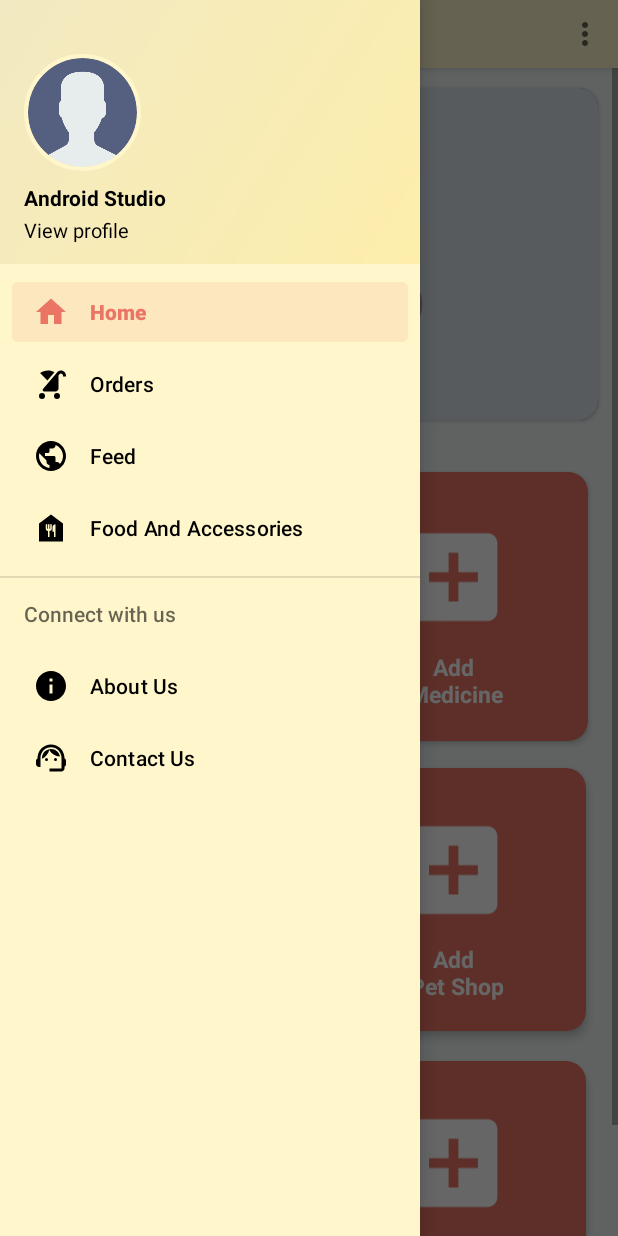
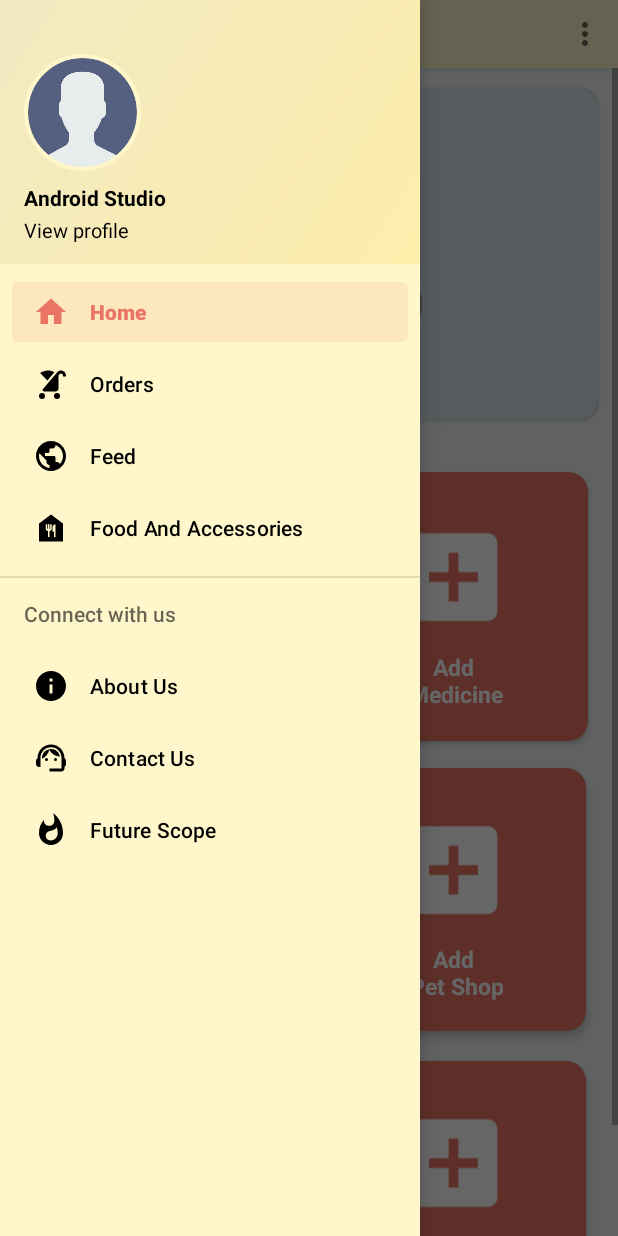
Before and after one commit to excptional/Woof, an Android app: the SellerActivity screen opened directly, with no data from a screen before it, with the side drawer open, on a phone screen of 412 x 824 dp. Run offline under Robolectric (Android 15) with nearby library versions, the phone set to English and light mode, and no system bars; our stand-ins replace CircleImageView, Firebase (no records; nobody signed in at launch, a user with empty details on screens opened directly), navigation-ui, sdp/ssp sizes; libraries missing offline, so code that uses them is left out: com.denzcoskun.imageslider; plain views replace ImageSlider; pictures from the network do not load.

Commit message:
add future scope fragment

```diff
--- a/app/src/main/java/com/example/woof/UserActivities/DoctorActivity.kt
+++ b/app/src/main/java/com/example/woof/UserActivities/DoctorActivity.kt
@@ -69,7 +69,8 @@ class DoctorActivity : AppCompatActivity() {
                 R.id.nav_pet_shop_and_kennel,
                 R.id.nav_medicines,
                 R.id.nav_about_us,
-                R.id.nav_contact_us
+                R.id.nav_contact_us,
+                R.id.nav_future_scope
             ), drawerLayout
         )
         setupActionBarWithNavController(navController, appBarConfiguration)
--- a/app/src/main/java/com/example/woof/UserActivities/NormalUserActivity.kt
+++ b/app/src/main/java/com/example/woof/UserActivities/NormalUserActivity.kt
@@ -67,7 +67,8 @@ class NormalUserActivity : AppCompatActivity() {
                 R.id.nav_hospitals_and_clinics,
                 R.id.nav_medicines,
                 R.id.nav_about_us,
-                R.id.nav_contact_us
+                R.id.nav_contact_us,
+                R.id.nav_future_scope
             ), drawerLayout
         )
         setupActionBarWithNavController(navController, appBarConfiguration)
--- a/app/src/main/java/com/example/woof/UserActivities/SellerActivity.kt
+++ b/app/src/main/java/com/example/woof/UserActivities/SellerActivity.kt
@@ -65,7 +65,8 @@ class SellerActivity : AppCompatActivity() {
                 R.id.nav_feed,
                 R.id.nav_food_and_accessories,
                 R.id.nav_about_us,
-                R.id.nav_contact_us
+                R.id.nav_contact_us,
+                R.id.nav_future_scope
             ), drawerLayout
         )
         setupActionBarWithNavController(navController, appBarConfiguration)
--- /dev/null
+++ b/app/src/main/res/drawable/futurescope.xml
@@ -0,0 +1,5 @@
+<vector android:height="24dp" android:tint="#000000"
+    android:viewportHeight="24" android:viewportWidth="24"
+    android:width="24dp" xmlns:android="http://schemas.android.com/apk/res/android">
+    <path android:fillColor="@android:color/white" android:pathData="M13.5,0.67s0.74,2.65 0.74,4.8c0,2.06 -1.35,3.73 -3.41,3.73 -2.07,0 -3.63,-1.67 -3.63,-3.73l0.03,-0.36C5.21,7.51 4,10.62 4,14c0,4.42 3.58,8 8,8s8,-3.58 8,-8C20,8.61 17.41,3.8 13.5,0.67zM11.71,19c-1.78,0 -3.22,-1.4 -3.22,-3.14 0,-1.62 1.05,-2.76 2.81,-3.12 1.77,-0.36 3.6,-1.21 4.62,-2.58 0.39,1.29 0.59,2.65 0.59,4.04 0,2.65 -2.15,4.8 -4.8,4.8z"/>
+</vector>
--- a/app/src/main/res/menu/activity_doctor_drawer.xml
+++ b/app/src/main/res/menu/activity_doctor_drawer.xml
@@ -51,6 +51,10 @@
                     android:id="@+id/nav_contact_us"
                     android:icon="@drawable/support"
                     android:title="Contact Us" />
+                <item
+                    android:id="@+id/nav_future_scope"
+                    android:icon="@drawable/futurescope"
+                    android:title="Future Scope" />
             </group>
         </menu>
     </item>
--- a/app/src/main/res/menu/activity_normal_user_drawer.xml
+++ b/app/src/main/res/menu/activity_normal_user_drawer.xml
@@ -51,6 +51,10 @@
                     android:id="@+id/nav_contact_us"
                     android:icon="@drawable/support"
                     android:title="Contact Us" />
+                <item
+                    android:id="@+id/nav_future_scope"
+                    android:icon="@drawable/futurescope"
+                    android:title="Future Scope" />
             </group>
         </menu>
     </item>
--- a/app/src/main/res/menu/activity_seller_drawer.xml
+++ b/app/src/main/res/menu/activity_seller_drawer.xml
@@ -36,6 +36,10 @@
                     android:id="@+id/nav_contact_us"
                     android:icon="@drawable/support"
                     android:title="Contact Us" />
+                <item
+                    android:id="@+id/nav_future_scope"
+                    android:icon="@drawable/futurescope"
+                    android:title="Future Scope" />
             </group>
         </menu>
     </item>
--- a/app/src/main/res/navigation/doctor_navigation.xml
+++ b/app/src/main/res/navigation/doctor_navigation.xml
@@ -70,4 +70,9 @@
         android:name="com.example.woof.UserActivities.fragments.MedicineOrder"
         tools:layout="@layout/fragment_medicine_order" />
 
+    <fragment
+        android:id="@+id/nav_future_scope"
+        android:name="com.example.woof.UserActivities.fragments.FutureScope"
+        tools:layout="@layout/fragment_future_scope" />
+
 </navigation>
--- a/app/src/main/res/navigation/normal_user_navigation.xml
+++ b/app/src/main/res/navigation/normal_user_navigation.xml
@@ -85,4 +85,9 @@
         android:name="com.example.woof.UserActivities.fragments.SetReminder"
         tools:layout="@layout/fragment_set_reminder" />
 
+    <fragment
+        android:id="@+id/nav_future_scope"
+        android:name="com.example.woof.UserActivities.fragments.FutureScope"
+        tools:layout="@layout/fragment_future_scope" />
+
 </navigation>
--- a/app/src/main/res/navigation/seller_navigation.xml
+++ b/app/src/main/res/navigation/seller_navigation.xml
@@ -24,7 +24,6 @@
         android:id="@+id/nav_food_and_accessories"
         android:name="com.example.woof.UserActivities.fragments.Accessories"
         tools:layout="@layout/fragment_accessories" />
-
 
     <fragment
         android:id="@+id/nav_about_us"
@@ -56,5 +55,10 @@
         android:name="com.example.woof.UserActivities.fragments.AddOrg"
         tools:layout="@layout/fragment_add_org" />
 
+    <fragment
+        android:id="@+id/nav_future_scope"
+        android:name="com.example.woof.UserActivities.fragments.FutureScope"
+        tools:layout="@layout/fragment_future_scope" />
+
 
 </navigation>
--- a/app/src/main/res/values/strings.xml
+++ b/app/src/main/res/values/strings.xml
@@ -6,6 +6,8 @@
 
     <string name="menu_home">Home</string>
     <!-- TODO: Remove or change this placeholder text -->
+    <string name="hello_blank_fragment">Hello blank fragment</string>
+    <!-- TODO: Remove or change this placeholder text -->
     <!-- TODO: Remove or change this placeholder text -->
     <!-- TODO: Remove or change this placeholder text -->
 </resources>
```
Also changed, not shown: app/src/main/java/com/example/woof/UserActivities/fragments/FutureScope.kt (added, +19 -0 lines), app/src/main/res/layout/fragment_future_scope.xml (added, +10 -0 lines), app/src/main/res/drawable-v23/commingsoon.jpg (added), app/src/main/res/drawable-v24/commingsoon.jpg (added), app/src/main/res/drawable/commingsoon.jpg (added).
